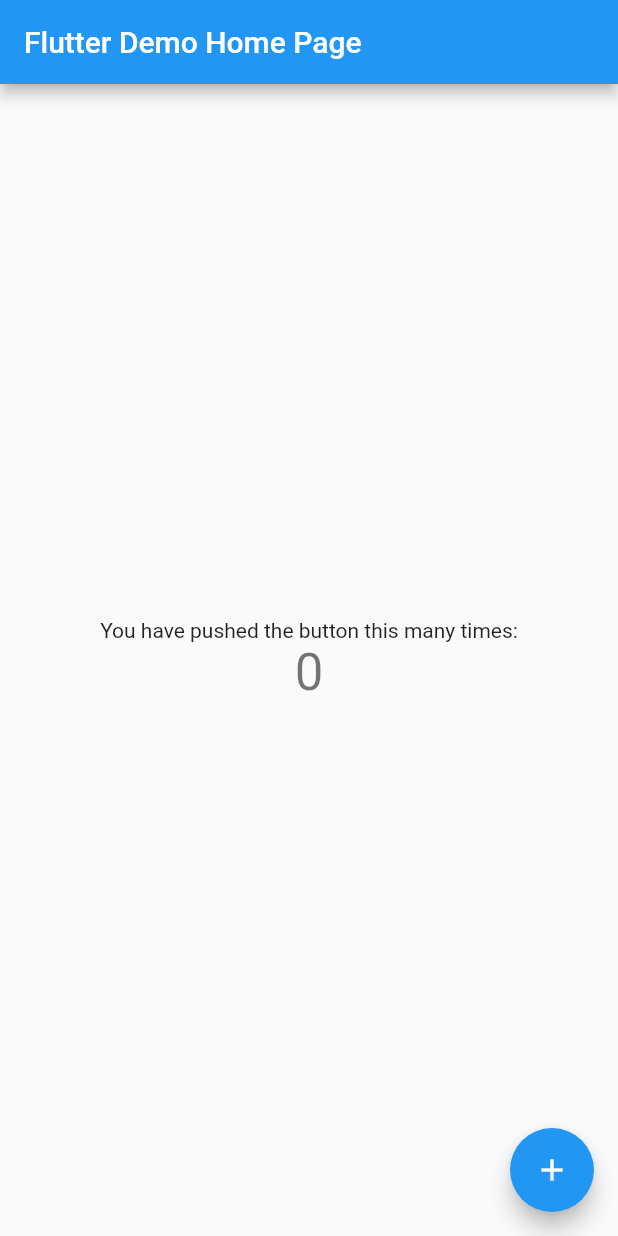
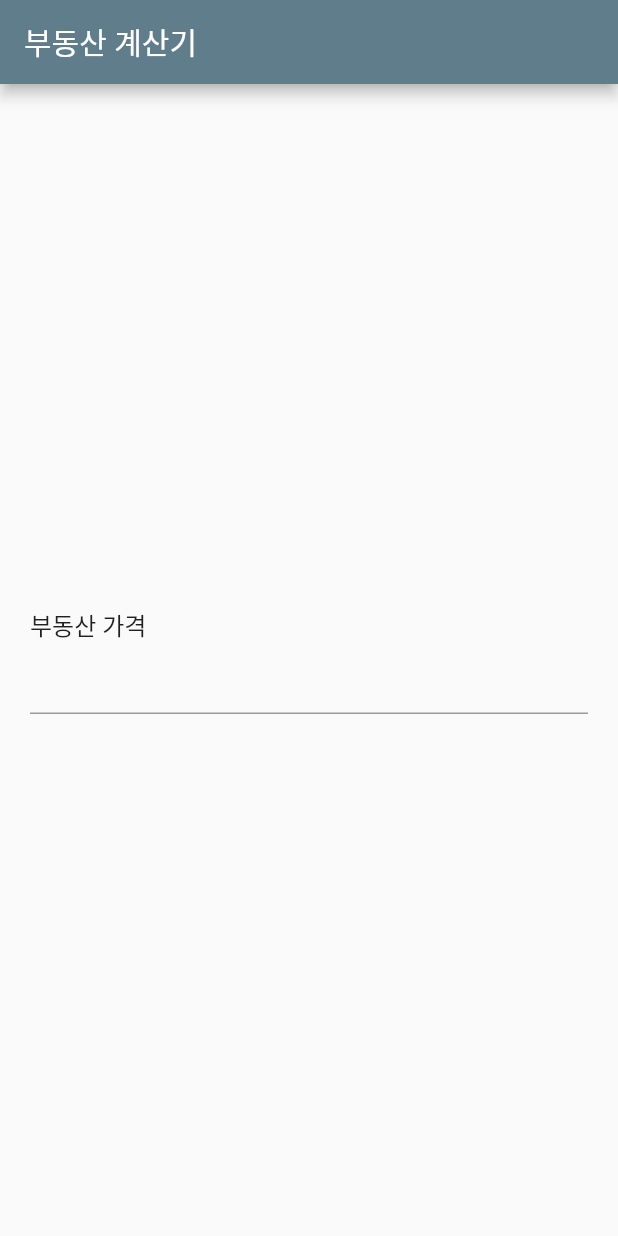
Before and after one commit to wanbok/RealEstateLedger, a Flutter app: the screen it shows after launch, on a phone screen of 412 x 824 dp. Run offline on Flutter 3.47's test engine with Material 2 defaults, Android fonts, the phone set to English and light mode, and no system bars.

Commit message:
Update to write prices in text field

```diff
--- a/lib/main.dart
+++ b/lib/main.dart
@@ -8,24 +8,12 @@
   @override
   Widget build(BuildContext context) {
     return MaterialApp(
-      title: 'Flutter Demo',
+      title: '부동산 계산기',
       theme: ThemeData(
-        // This is the theme of your application.
-        //
-        // Try running your application with "flutter run". You'll see the
-        // application has a blue toolbar. Then, without quitting the app, try
-        // changing the primarySwatch below to Colors.green and then invoke
-        // "hot reload" (press "r" in the console where you ran "flutter run",
-        // or simply save your changes to "hot reload" in a Flutter IDE).
-        // Notice that the counter didn't reset back to zero; the application
-        // is not restarted.
-        primarySwatch: Colors.blue,
-        // This makes the visual density adapt to the platform that you run
-        // the app on. For desktop platforms, the controls will be smaller and
-        // closer together (more dense) than on mobile platforms.
+        primarySwatch: Colors.blueGrey,
         visualDensity: VisualDensity.adaptivePlatformDensity,
       ),
-      home: HomePage(title: 'Flutter Demo Home Page'),
+      home: HomePage(title: '부동산 계산기'),
     );
   }
 }
--- a/lib/views/home.dart
+++ b/lib/views/home.dart
@@ -1,16 +1,9 @@
 import 'package:flutter/material.dart';
+import 'package:flutter/services.dart';
+import 'package:RealEstateLedger/services/currency_format.dart';
 
 class HomePage extends StatefulWidget {
   HomePage({Key key, this.title}) : super(key: key);
-
-  // This widget is the home page of your application. It is stateful, meaning
-  // that it has a State object (defined below) that contains fields that affect
-  // how it looks.
-
-  // This class is the configuration for the state. It holds the values (in this
-  // case the title) provided by the parent (in this case the App widget) and
-  // used by the build method of the State. Fields in a Widget subclass are
-  // always marked "final".
 
   final String title;
 
@@ -19,68 +12,46 @@
 }
 
 class _HomePageState extends State<HomePage> {
-  int _counter = 0;
 
-  void _incrementCounter() {
+  void _changeNumberToPrice(String text) {
     setState(() {
-      // This call to setState tells the Flutter framework that something has
-      // changed in this State, which causes it to rerun the build method below
-      // so that the display can reflect the updated values. If we changed
-      // _counter without calling setState(), then the build method would not be
-      // called again, and so nothing would appear to happen.
-      _counter++;
+
     });
   }
 
+
   @override
   Widget build(BuildContext context) {
-    // This method is rerun every time setState is called, for instance as done
-    // by the _incrementCounter method above.
-    //
-    // The Flutter framework has been optimized to make rerunning build methods
-    // fast, so that you can just rebuild anything that needs updating rather
-    // than having to individually change instances of widgets.
     return Scaffold(
       appBar: AppBar(
-        // Here we take the value from the HomePage object that was created by
-        // the App.build method, and use it to set our appbar title.
         title: Text(widget.title),
       ),
       body: Center(
-        // Center is a layout widget. It takes a single child and positions it
-        // in the middle of the parent.
+        child: Container(
+          margin: new EdgeInsets.all(20.0),
           child: Column(
-          // Column is also a layout widget. It takes a list of children and
-          // arranges them vertically. By default, it sizes itself to fit its
-          // children horizontally, and tries to be as tall as its parent.
-          //
-          // Invoke "debug painting" (press "p" in the console, choose the
-          // "Toggle Debug Paint" action from the Flutter Inspector in Android
-          // Studio, or the "Toggle Debug Paint" command in Visual Studio Code)
-          // to see the wireframe for each widget.
-          //
-          // Column has various properties to control how it sizes itself and
-          // how it positions its children. Here we use mainAxisAlignment to
-          // center the children vertically; the main axis here is the vertical
-          // axis because Columns are vertical (the cross axis would be
-          // horizontal).
             mainAxisAlignment: MainAxisAlignment.center,
+            crossAxisAlignment: CrossAxisAlignment.start,
             children: <Widget>[
               Text(
-              'You have pushed the button this many times:',
+                '부동산 가격',
+                style: Theme.of(context).textTheme.subtitle1,
               ),
-            Text(
-              '$_counter',
-              style: Theme.of(context).textTheme.headline4,
-            ),
+              TextFormField(
+                //validator: ,
+                // controller: controllerValor,
+                inputFormatters: [
+                    WhitelistingTextInputFormatter.digitsOnly,
+                    // Fit the validating format.
+                    //fazer o formater para dinheiro
+                    CurrencyInputFormatter()
+                ],
+                keyboardType: TextInputType.number
+              )
             ],
           ),
         ),
-      floatingActionButton: FloatingActionButton(
-        onPressed: _incrementCounter,
-        tooltip: 'Increment',
-        child: Icon(Icons.add),
-      ), // This trailing comma makes auto-formatting nicer for build methods.
+      ),
     );
   }
 }
--- a/pubspec.yaml
+++ b/pubspec.yaml
@@ -28,6 +28,7 @@
   # The following adds the Cupertino Icons font to your application.
   # Use with the CupertinoIcons class for iOS style icons.
   cupertino_icons: ^0.1.3
+  intl: ^0.16.1
 
 dev_dependencies:
   flutter_test:
```
Also changed, not shown: lib/services/currency_format.dart (added, +20 -0 lines). Lines whose indentation alone changed are shown as unchanged.
